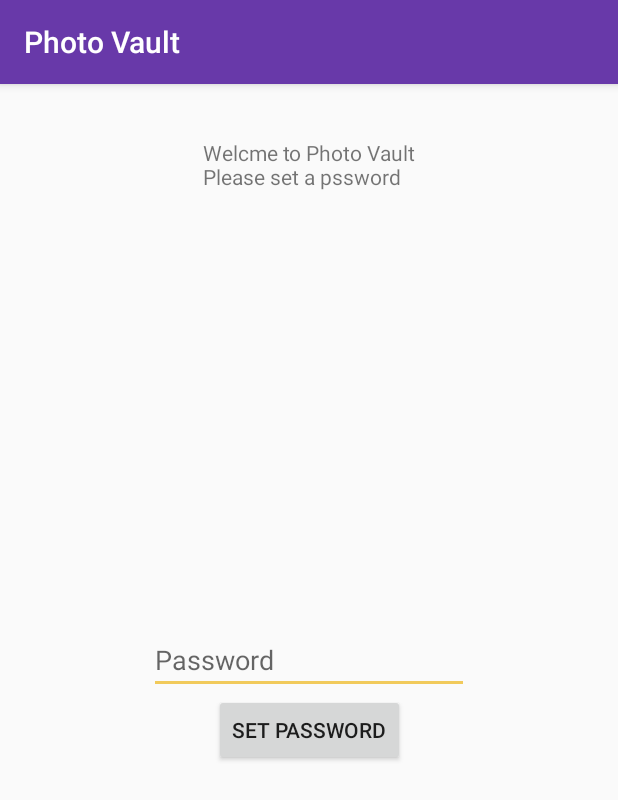
After one commit to orellazri/encrypture, an Android app: the WelcomeActivity screen opened directly, with no data from a screen before it, on a phone screen of 412 x 824 dp. The commit adds this screen. Shown: the top 800 px of the screen. Run offline under Robolectric (Android 15) with nearby library versions, the phone set to English and light mode, and no system bars; libraries missing offline, so code that uses them is left out: com.pddstudio.preferences; 1 statement that could not run was skipped.

Commit message:
add video thumbnail and initial password with encrypted preferences

```diff
--- a/app/build.gradle
+++ b/app/build.gradle
@@ -37,7 +37,8 @@ dependencies {
     implementation 'androidx.navigation:navigation-fragment:2.0.0'
     implementation 'androidx.navigation:navigation-ui:2.0.0'
     implementation 'com.github.esafirm.android-image-picker:imagepicker:2.2.0'
-    compile 'com.pddstudio:encrypted-preferences:1.3.0'
+    implementation 'com.pddstudio:encrypted-preferences:1.3.0'
+    compile 'com.github.halilozercan:BetterVideoPlayer:kotlin-SNAPSHOT'
     testImplementation 'junit:junit:4.12'
     androidTestImplementation 'androidx.test.ext:junit:1.1.1'
     androidTestImplementation 'androidx.test.espresso:espresso-core:3.2.0'
--- /dev/null
+++ b/app/src/main/java/com/example/photovault/WelcomeActivity.java
@@ -0,0 +1,48 @@
+package com.example.photovault;
+
+import androidx.appcompat.app.AppCompatActivity;
+
+import android.content.Intent;
+import android.os.Bundle;
+import android.provider.Settings;
+import android.view.View;
+import android.widget.Button;
+import android.widget.EditText;
+
+import com.pddstudio.preferences.encrypted.EncryptedPreferences;
+
+public class WelcomeActivity extends AppCompatActivity {
+
+    private EncryptedPreferences encryptedPreferences;
+
+    /* Elements */
+    private EditText etPassword;
+    private Button btnSet;
+
+    @Override
+    protected void onCreate(Bundle savedInstanceState) {
+        super.onCreate(savedInstanceState);
+        setContentView(R.layout.activity_welcome);
+
+        String androidId = Settings.Secure.getString(getApplicationContext().getContentResolver(), Settings.Secure.ANDROID_ID);
+        encryptedPreferences = new EncryptedPreferences.Builder(this).withEncryptionPassword(androidId).build();
+
+        /* Elements */
+        etPassword = findViewById(R.id.welcome_et_password);
+        btnSet = findViewById(R.id.welcome_btn_set_password);
+        btnSet.setOnClickListener(new View.OnClickListener() {
+            @Override
+            public void onClick(View v) {
+                handleSetButton();
+            }
+        });
+    }
+
+    private void handleSetButton() {
+        if (etPassword.getText().equals("")) return;
+
+        encryptedPreferences.edit().putString("password", etPassword.getText().toString()).apply();
+        Intent intent = new Intent(this, MainActivity.class);
+        startActivity(intent);
+    }
+}
--- /dev/null
+++ b/app/src/main/res/layout/activity_welcome.xml
@@ -0,0 +1,40 @@
+<?xml version="1.0" encoding="utf-8"?>
+<androidx.constraintlayout.widget.ConstraintLayout xmlns:android="http://schemas.android.com/apk/res/android"
+    xmlns:app="http://schemas.android.com/apk/res-auto"
+    xmlns:tools="http://schemas.android.com/tools"
+    android:layout_width="match_parent"
+    android:layout_height="match_parent"
+    tools:context=".WelcomeActivity">
+
+
+    <TextView
+        android:id="@+id/textView"
+        android:layout_width="wrap_content"
+        android:layout_height="wrap_content"
+        android:layout_marginTop="36dp"
+        android:text="Welcme to Photo Vault\nPlease set a pssword"
+        app:layout_constraintEnd_toEndOf="parent"
+        app:layout_constraintStart_toStartOf="parent"
+        app:layout_constraintTop_toTopOf="parent" />
+
+    <EditText
+        android:id="@+id/welcome_et_password"
+        android:layout_width="wrap_content"
+        android:layout_height="wrap_content"
+        android:ems="10"
+        android:hint="@string/password"
+        android:inputType="numberPassword"
+        app:layout_constraintBottom_toBottomOf="parent"
+        app:layout_constraintEnd_toEndOf="parent"
+        app:layout_constraintStart_toStartOf="parent"
+        app:layout_constraintTop_toTopOf="parent" />
+
+    <Button
+        android:id="@+id/welcome_btn_set_password"
+        android:layout_width="wrap_content"
+        android:layout_height="wrap_content"
+        android:text="@string/set_password"
+        app:layout_constraintEnd_toEndOf="parent"
+        app:layout_constraintStart_toStartOf="parent"
+        app:layout_constraintTop_toBottomOf="@+id/welcome_et_password" />
+</androidx.constraintlayout.widget.ConstraintLayout>
--- a/app/src/main/res/values/colors.xml
+++ b/app/src/main/res/values/colors.xml
@@ -1,7 +1,7 @@
 <?xml version="1.0" encoding="utf-8"?>
 <resources>
-    <color name="colorPrimary">#6c5ce7</color>
-    <color name="colorPrimaryDark">#5446c7</color>
-    <color name="colorAccent">#ebb34b</color>
+    <color name="colorPrimary">#6839a9</color>
+    <color name="colorPrimaryDark">#442f61</color>
+    <color name="colorAccent">#f1ca5b</color>
     <color name="offwhite">#cccccc</color>
 </resources>
--- a/app/src/main/res/values/strings.xml
+++ b/app/src/main/res/values/strings.xml
@@ -11,4 +11,5 @@
     <string name="hello_second_fragment">Hello second fragment. Arg: %1$s</string>
     <string name="password">Password</string>
     <string name="start">Start</string>
+    <string name="set_password">Set Password</string>
 </resources>
```
Also changed, not shown: app/src/main/AndroidManifest.xml (+6 -9 lines), app/src/main/java/com/example/photovault/ImageAdapter.java (+14 -1 lines), app/src/main/java/com/example/photovault/MainActivity.java (+35 -3 lines), app/src/main/java/com/example/photovault/PasswordActivity.java (+15 -5 lines), app/src/main/res/layout/activity_main.xml (+5 -7 lines), 3 other files.
